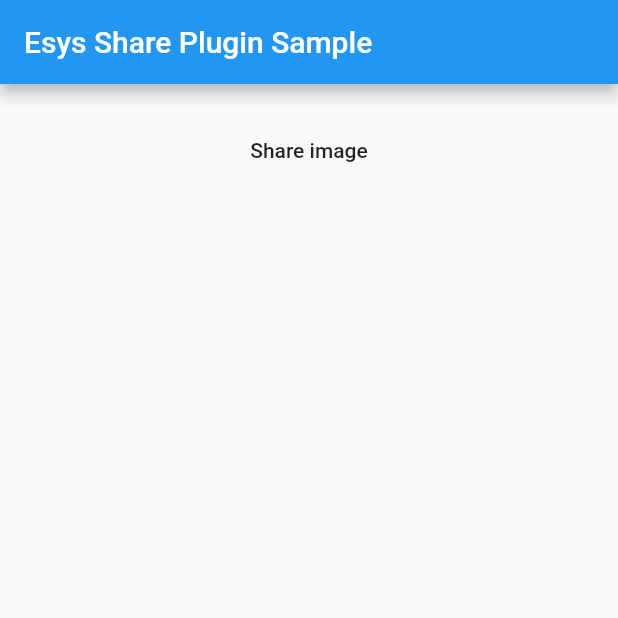
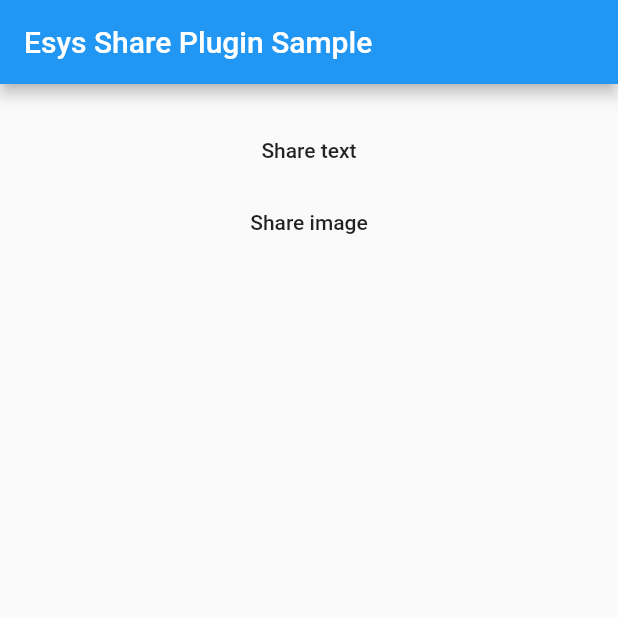
Before and after one commit to esysberlin/esys-flutter-share, a Flutter app: the screen it shows after launch, after a tap on "Share image", on a phone screen of 412 x 824 dp, the top half of it. Run offline on Flutter 3.47's test engine with Material 2 defaults, Android fonts, the phone set to English and light mode, and no system bars.

Commit message:
text share android added & dart api change

```diff
--- a/example/lib/main.dart
+++ b/example/lib/main.dart
@@ -27,22 +27,34 @@ class _MyHomePageState extends State<MyHomePage> {
           padding: const EdgeInsets.all(20.0),
           child: ListView(
             children: <Widget>[
-              Center(
-                child: MaterialButton(
-                  child: Text('Share image'),
-                  onPressed: _shareImage,
-                ),
+              MaterialButton(
+                child: Text('Share text'),
+                onPressed: _shareText,
+              ),
+              MaterialButton(
+                child: Text('Share image'),
+                onPressed: _shareImage,
               ),
             ],
           ),
         ));
   }
 
+  _shareText() async {
+    try {
+      EsysFlutterShare.shareText(
+          'This is my text to share with other applications.',
+          droidTitle: 'my text title');
+    } catch (e) {
+      print('error: $e');
+    }
+  }
+
   _shareImage() async {
     try {
       final ByteData bytes = await rootBundle.load('assets/image.png');
-      // title just for android, not supported in ios
-      EsysFlutterShare.shareImage('myImageTest.png', 'myTitle', bytes);
+      EsysFlutterShare.shareImage('myImageTest.png', bytes,
+          droidTitle: 'my image title');
     } catch (e) {
       print('error: $e');
     }
```
Also changed, not shown: lib/esys_flutter_share.dart (+17 -6 lines), 2 other files.
